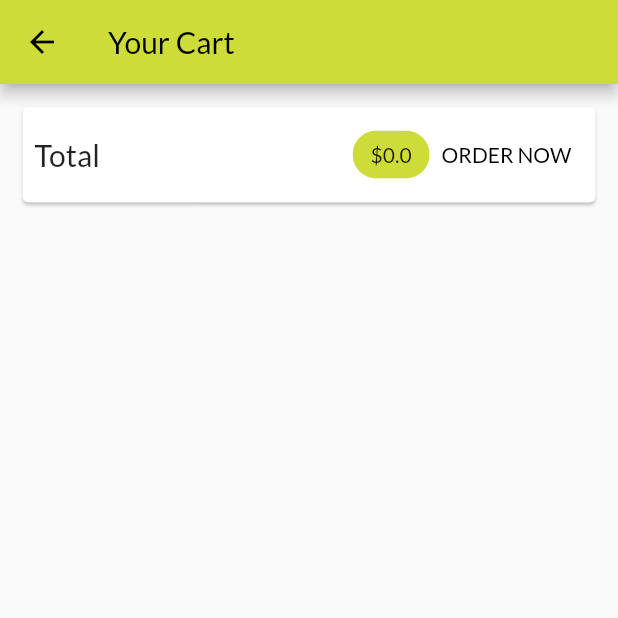
After one commit to asraavisena/shop-app, a Flutter app: the CartScreen screen opened by its route, on a phone screen of 412 x 824 dp, the top half of it. The commit adds this screen. Run offline on Flutter 3.47's test engine with Material 2 defaults, Android fonts, the phone set to English and light mode, and no system bars; network calls fail.

Commit message:
add cart screen and remove cart

```diff
--- a/lib/main.dart
+++ b/lib/main.dart
@@ -1,5 +1,6 @@
 import 'package:flutter/material.dart';
 import 'package:provider/provider.dart';
+import './screens/cart.dart';
 
 import './providers/cart.dart';
 import './screens/product_detail.dart';
@@ -34,7 +35,10 @@ class MyApp extends StatelessWidget {
                 .copyWith(secondary: Colors.brown[300]),
             fontFamily: 'Lato'),
         home: const ProductsOverview(),
-        routes: {ProductDetail.routeName: (ctx) => const ProductDetail()},
+        routes: {
+          ProductDetail.routeName: (ctx) => const ProductDetail(),
+          CartScreen.routeName: (ctx) => CartScreen()
+        },
       ),
     );
   }
--- a/lib/providers/cart.dart
+++ b/lib/providers/cart.dart
@@ -17,11 +17,19 @@ class Cart with ChangeNotifier {
   Map<String, CartItem> _items = {};
 
   Map<String, CartItem> get items {
-    return {...items};
+    return {..._items};
   }
 
   int get itemCount {
     return _items.length;
+  }
+
+  double get totalAmount {
+    var total = 0.0;
+    _items.forEach((key, value) {
+      total += value.price * value.quantity;
+    });
+    return total;
   }
 
   void addItem(String productId, double price, String title) {
@@ -45,4 +53,9 @@ class Cart with ChangeNotifier {
     }
     notifyListeners();
   }
+
+  void removeItem(String productId) {
+    _items.remove(productId);
+    notifyListeners();
+  }
 }
--- /dev/null
+++ b/lib/screens/cart.dart
@@ -0,0 +1,63 @@
+import 'package:flutter/material.dart';
+import 'package:provider/provider.dart';
+import '../providers/cart.dart' show Cart;
+import '../widgets/cart_item.dart' as ciw;
+
+class CartScreen extends StatelessWidget {
+  static const routeName = '/cart';
+  const CartScreen({Key? key}) : super(key: key);
+
+  @override
+  Widget build(BuildContext context) {
+    final cart = Provider.of<Cart>(context);
+    return Scaffold(
+        appBar: AppBar(
+          title: const Text('Your Cart'),
+        ),
+        body: Column(
+          children: <Widget>[
+            Card(
+              margin: const EdgeInsets.all(15),
+              child: Padding(
+                padding: const EdgeInsets.all(8),
+                child: Row(
+                  mainAxisAlignment: MainAxisAlignment.spaceBetween,
+                  children: <Widget>[
+                    const Text(
+                      'Total',
+                      style: TextStyle(fontSize: 20),
+                    ),
+                    const Spacer(),
+                    Chip(
+                      label: Text('\$${cart.totalAmount}'),
+                      backgroundColor: Theme.of(context).primaryColor,
+                    ),
+                    TextButton(
+                        onPressed: () {},
+                        child: const Text(
+                          'ORDER NOW',
+                          style: TextStyle(color: Colors.black),
+                        )),
+                  ],
+                ),
+              ),
+            ),
+            SizedBox(
+              height: 10,
+            ),
+            Expanded(
+                child: ListView.builder(
+              itemBuilder: (ctx, i) {
+                return ciw.CartItem(
+                    id: cart.items.values.toList()[i].id,
+                    productId: cart.items.keys.toList()[i],
+                    title: cart.items.values.toList()[i].title,
+                    price: cart.items.values.toList()[i].price,
+                    quantity: cart.items.values.toList()[i].quantity);
+              },
+              itemCount: cart.items.length,
+            ))
+          ],
+        ));
+  }
+}
--- a/lib/screens/products_overview.dart
+++ b/lib/screens/products_overview.dart
@@ -1,5 +1,6 @@
 import 'package:flutter/material.dart';
 import 'package:provider/provider.dart';
+import '../screens/cart.dart';
 import '../providers/cart.dart';
 import '../widgets/badge.dart';
 
@@ -31,7 +32,9 @@ class _ProductsOverviewState extends State<ProductsOverview> {
             ),
             child: IconButton(
               icon: const Icon(Icons.shopping_cart),
-              onPressed: () {},
+              onPressed: () {
+                Navigator.of(context).pushNamed(CartScreen.routeName);
+              },
             ),
           ),
           PopupMenuButton(
```
Also changed, not shown: lib/widgets/cart_item.dart (added, +58 -0 lines).
